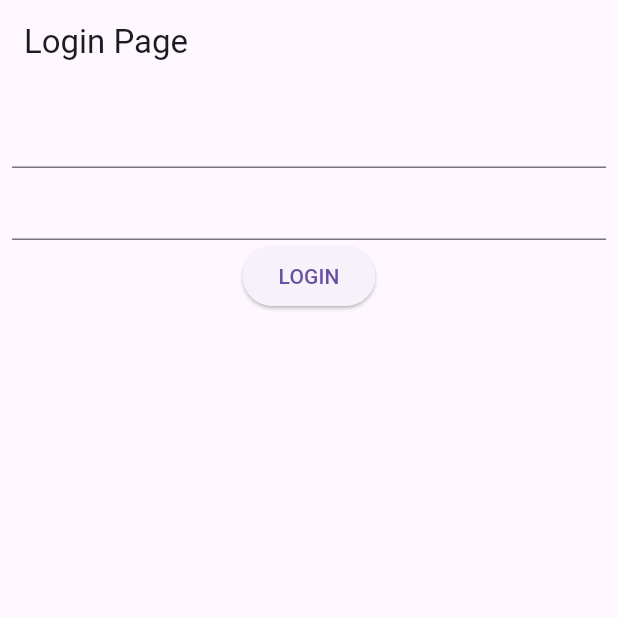
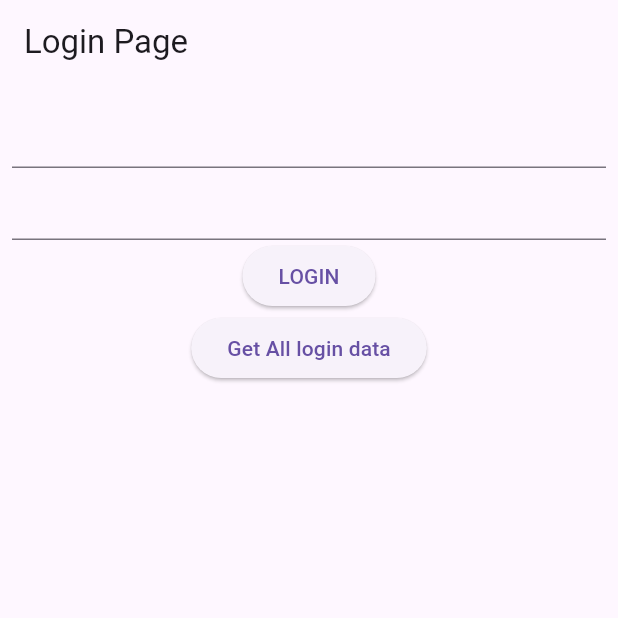
Before and after one commit to Abhaykumarbhumihar/flutter_riverpord_getit_login_signup, a Flutter app: the screen it shows after launch, after a tap on "LOGIN", on a phone screen of 412 x 824 dp, the top half of it. Run offline on Flutter 3.47's test engine with Material 3 defaults, Android fonts, the light colour scheme and no system bars; our stand-ins replace flutter_riverpod, get_it, riverpod_annotation, sqflite; accounts and stored records are empty; generated files the repository leaves out were written again.

Commit message:
login using sqflite

```diff
--- a/lib/data/auth_usecae.dart
+++ b/lib/data/auth_usecae.dart
@@ -8,4 +8,8 @@ class AuthUseCase {
   Future<void> login(UserEntity userEntity) async {
     return await _authRepository.login(userEntity);
   }
+
+  Future<void> getLocalData() async {
+    _authRepository.signUp(UserEntity());
+  }
 }
--- a/lib/data/impl_auth_repo.dart
+++ b/lib/data/impl_auth_repo.dart
@@ -1,14 +1,22 @@
 import 'package:flutter_rivierpord_loginsignup/data/auth_repo.dart';
+import 'package:flutter_rivierpord_loginsignup/data/local_auth.dart';
 import 'package:flutter_rivierpord_loginsignup/data/user_enitity.dart';
 
 import '../services/api_services.dart';
 
 class ImplAuthRepository implements AuthRepository {
   final ApiServices _apiServices;
-  ImplAuthRepository(this._apiServices);
+  final LocalAuthsource _localAuthsource;
+  ImplAuthRepository(this._apiServices, this._localAuthsource);
   @override
-  Future<void> login(UserEntity task) async {}
+  Future<void> login(UserEntity task) async {
+    var id = await _localAuthsource.addTask(task);
+    print("ADDED DATA IN LOCAL $id");
+  }
 
   @override
-  Future<void> signUp(UserEntity task) async {}
+  Future<void> signUp(UserEntity task) async {
+    var data = await _localAuthsource.getAllUser();
+    print(data);
+  }
 }
--- /dev/null
+++ b/lib/data/local_auth.dart
@@ -0,0 +1,72 @@
+import 'package:flutter_rivierpord_loginsignup/data/user_enitity.dart';
+import 'package:path/path.dart';
+import 'package:sqflite/sqflite.dart';
+
+import '../local_key.dart';
+import 'local_user_key.dart';
+
+class LocalAuthsource {
+  static final LocalAuthsource _instance = LocalAuthsource._();
+
+  factory LocalAuthsource() => _instance;
+
+  LocalAuthsource._() {
+    _initDb();
+  }
+
+  static Database? _database;
+
+  Future<Database> get database async {
+    _database ??= await _initDb();
+    return _database!;
+  }
+
+  Future<Database> _initDb() async {
+    final dbPath = await getDatabasesPath();
+    final path = join(dbPath, 'authuser.db');
+
+    return await openDatabase(
+      path,
+      version: 1,
+      onCreate: _onCreate,
+    );
+  }
+
+  void _onCreate(Database db, int version) async {
+    await db.execute('''
+      CREATE TABLE ${LocalKeys.dbName} (
+        ${LocalAuth.id} INTEGER PRIMARY KEY AUTOINCREMENT,
+        ${LocalAuth.name} TEXT,
+        ${LocalAuth.email} TEXT,
+        ${LocalAuth.password} TEXT,
+        ${LocalAuth.createdAt} TEXT,
+        ${LocalAuth.updatedAt} TEXT
+      )
+    ''');
+  }
+
+  Future<int> addTask(UserEntity userEntity) async {
+    final db = await database;
+    return db.transaction((txn) async {
+      return await txn.insert(
+        LocalKeys.dbName,
+        userEntity.toJson(),
+        conflictAlgorithm: ConflictAlgorithm.replace,
+      );
+    });
+  }
+
+  Future<List<UserEntity>> getAllUser() async {
+    final db = await database;
+    final List<Map<String, dynamic>> maps = await db.query(
+      LocalKeys.dbName,
+      orderBy: "id DESC",
+    );
+    return List.generate(
+      maps.length,
+      (index) {
+        return UserEntity.fromJson(maps[index]);
+      },
+    );
+  }
+}
--- a/lib/data/user_enitity.dart
+++ b/lib/data/user_enitity.dart
@@ -2,50 +2,105 @@
 import 'dart:convert';
 
 class UserEntity {
-  final String? email;
-  final String? password;
-
-  UserEntity({this.email, this.password});
+  int? id;
+  String? name;
+  String? email;
+  String? password;
+  String? createdAt;
+  String? updatedAt;
+  UserEntity({
+    this.id,
+    this.name,
+    this.email,
+    this.password,
+    this.createdAt,
+    this.updatedAt,
+  });
 
   UserEntity copyWith({
+    int? id,
+    String? name,
     String? email,
     String? password,
+    String? createdAt,
+    String? updatedAt,
   }) {
     return UserEntity(
+      id: id ?? this.id,
+      name: name ?? this.name,
       email: email ?? this.email,
       password: password ?? this.password,
+      createdAt: createdAt ?? this.createdAt,
+      updatedAt: updatedAt ?? this.updatedAt,
     );
   }
 
   Map<String, dynamic> toMap() {
     return <String, dynamic>{
+      'id': id,
+      'name': name,
       'email': email,
       'password': password,
+      'createdAt': createdAt,
+      'updatedAt': updatedAt,
     };
   }
 
   factory UserEntity.fromMap(Map<String, dynamic> map) {
     return UserEntity(
-      email: map['email'] as String?,
-      password: map['password'] as String?,
+      id: map['id'] != null ? map['id'] as int : null,
+      name: map['name'] != null ? map['name'] as String : null,
+      email: map['email'] != null ? map['email'] as String : null,
+      password: map['password'] != null ? map['password'] as String : null,
+      createdAt: map['createdAt'] != null ? map['createdAt'] as String : null,
+      updatedAt: map['updatedAt'] != null ? map['updatedAt'] as String : null,
     );
   }
 
-  String toJson() => json.encode(toMap());
+  UserEntity.fromJson(Map<String, dynamic> json) {
+    id = json['id'];
+    name = json['name'];
+    email = json['email'];
+    password = json['password'];
+    createdAt = json['createdAt'];
+    updatedAt = json['updatedAt'];
+  }
 
-  factory UserEntity.fromJson(String source) =>
-      UserEntity.fromMap(json.decode(source) as Map<String, dynamic>);
+  Map<String, dynamic> toJson() {
+    final Map<String, dynamic> data = new Map<String, dynamic>();
+    data['id'] = this.id;
+    data['name'] = this.name;
+    data['email'] = this.email;
+    data['password'] = this.password;
+    data['createdAt'] = this.createdAt;
+    data['updatedAt'] = this.updatedAt;
+    return data;
+  }
 
   @override
-  String toString() => 'UserEntity(email: $email, password: $password)';
+  String toString() {
+    return 'UserEntity(id: $id, name: $name, email: $email, password: $password, createdAt: $createdAt, updatedAt: $updatedAt)';
+  }
 
   @override
   bool operator ==(covariant UserEntity other) {
     if (identical(this, other)) return true;
 
-    return other.email == email && other.password == password;
+    return other.id == id &&
+        other.name == name &&
+        other.email == email &&
+        other.password == password &&
+        other.createdAt == createdAt &&
+        other.updatedAt == updatedAt;
   }
 
   @override
-  int get hashCode => email.hashCode ^ password.hashCode;
+  int get hashCode {
+    return id.hashCode ^
+        name.hashCode ^
+        email.hashCode ^
+        password.hashCode ^
+        createdAt.hashCode ^
+        updatedAt.hashCode;
+  }
 }
--- a/lib/main.dart
+++ b/lib/main.dart
@@ -8,6 +8,8 @@ import 'services/http_overrides.dart';
 import 'services/service_locator.dart';
 
 void main() {
+  WidgetsFlutterBinding.ensureInitialized();
+
   HttpOverrides.global = CustomHttpOverrides();
   setupLocator();
   runApp(ProviderScope(child: const MyApp()));
--- a/lib/providers/login_provider.dart
+++ b/lib/providers/login_provider.dart
@@ -36,14 +36,21 @@ class LoginProvider extends _$LoginProvider {
   login() {
     var email = emailController.text.toString();
     var password = passwordController.text.toString();
+    state = state.copyWith(createdAt: "testing");
+    state = state.copyWith(updatedAt: "testing");
+    state = state.copyWith(name: "testing");
     print("USER INPUT IS $email $password");
     _authUseCase.login(state);
+    signUp();
   }
 
   signUp() {
-    var email = emailController.text.toString();
-    var password = passwordController.text.toString();
-    print("USER INPUT IS $email $password");
-    _authUseCase.login(state);
+    // var email = emailController.text.toString();
+    // var password = passwordController.text.toString();
+    // state = state.copyWith(createdAt: "testing");
+    // state = state.copyWith(updatedAt: "testing");
+    // state = state.copyWith(name: "testing");
+    // print("USER INPUT IS $email $password");
+    _authUseCase.getLocalData();
   }
 }
--- a/lib/screen/login.dart
+++ b/lib/screen/login.dart
@@ -31,7 +31,12 @@ class Login extends ConsumerWidget {
                 onPressed: () {
                   ref.read(loginProviderProvider.notifier).login();
                 },
-                child: Text("LOGIN"))
+                child: Text("LOGIN")),
+            ElevatedButton(
+                onPressed: () {
+                  ref.read(loginProviderProvider.notifier).signUp();
+                },
+                child: Text("Get All login data"))
           ],
         ),
       ),
--- a/lib/services/service_locator.dart
+++ b/lib/services/service_locator.dart
@@ -4,13 +4,15 @@ import 'package:flutter_rivierpord_loginsignup/data/impl_auth_repo.dart';
 import 'package:flutter_rivierpord_loginsignup/screen/login.dart';
 import 'package:get_it/get_it.dart';
 
+import '../data/local_auth.dart';
 import 'api_services.dart';
 
 final locator = GetIt.instance;
 void setupLocator() {
   locator.registerSingleton(ApiServices(''));
+  locator.registerSingleton(LocalAuthsource());
   locator.registerSingleton<AuthRepository>(
-      ImplAuthRepository(locator<ApiServices>()));
+      ImplAuthRepository(locator<ApiServices>(), locator<LocalAuthsource>()));
 
   locator
       .registerSingleton<AuthUseCase>(AuthUseCase(locator<AuthRepository>()));
--- a/pubspec.yaml
+++ b/pubspec.yaml
@@ -19,6 +19,8 @@ dependencies:
   cupertino_icons: ^1.0.6
   http:
   get_it:
+  sqflite:
+  path:
 
 dev_dependencies:
   flutter_test:
```
Also changed, not shown: lib/data/data.json (added, +9 -0 lines), lib/data/local_user_key.dart (added, +12 -0 lines), lib/local_key.dart (added, +7 -0 lines), pubspec.lock, 7 other files.
